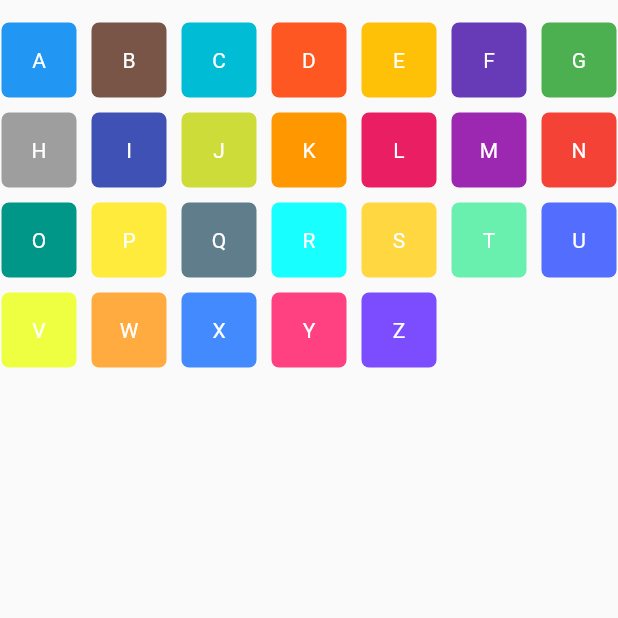
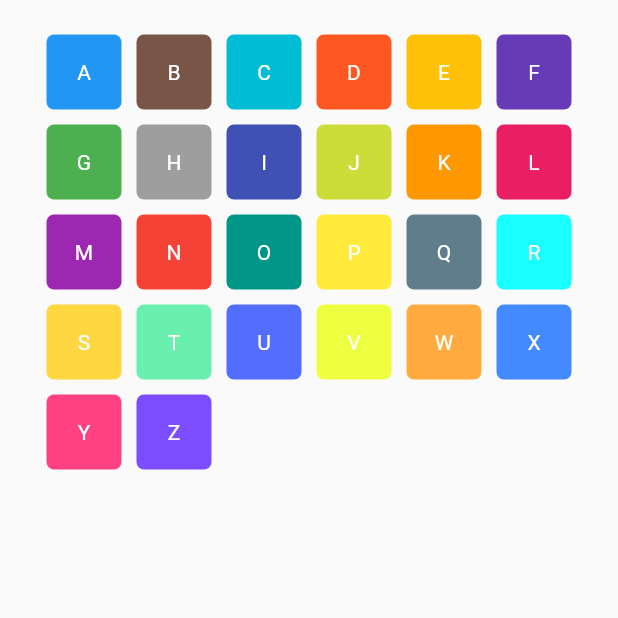
Before and after one commit to nazibalalam/flutter_alphabets, a Flutter app: the screen it shows after launch, on a phone screen of 412 x 824 dp, the top half of it. Run offline on Flutter 3.47's test engine with Material 2 defaults, Android fonts, the phone set to English and light mode, and no system bars.

Commit message:
"Added some padding"

```diff
--- a/lib/main.dart
+++ b/lib/main.dart
@@ -45,9 +45,10 @@ class MyApp extends StatelessWidget {
       title: "Flutter Alphabets",
       debugShowCheckedModeBanner: false,
       home: Scaffold(
-        body: SizedBox(
+        body: Container(
           height: double.infinity,
           width: double.infinity,
+          padding: const EdgeInsets.all(8.0),
           child: Column(
             mainAxisAlignment: MainAxisAlignment.start,
             children: [
```
